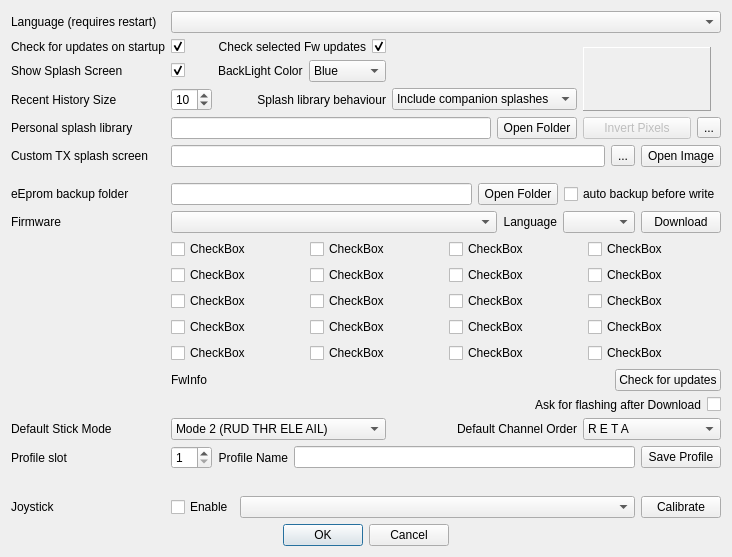
Above: src/preferencesdialog.ui from roberto1903/companion9x before the change. Below: the same form after it.
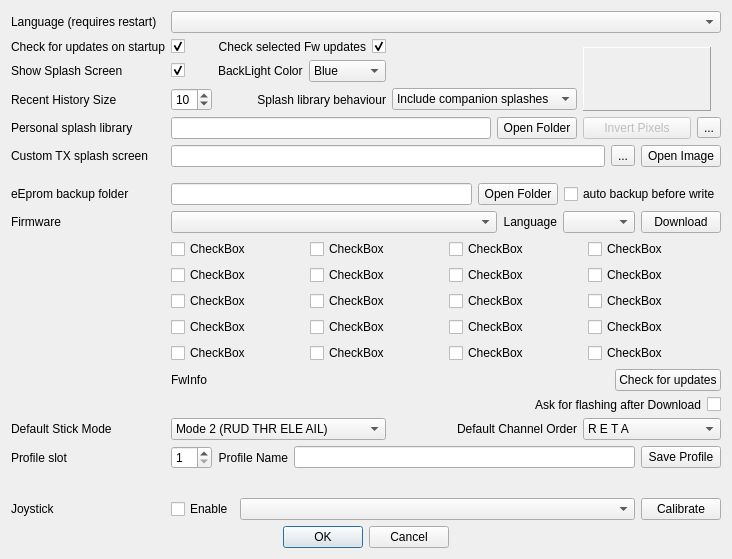
That is the form after the change. Icons and pictures are not drawn.

```diff
--- a/src/preferencesdialog.ui
+++ b/src/preferencesdialog.ui
@@ -7,7 +7,7 @@
     <x>0</x>
     <y>0</y>
     <width>732</width>
-    <height>557</height>
+    <height>559</height>
    </rect>
   </property>
   <property name="sizePolicy">
```
Left out of the diff: 24 changed lines with no effect on the pictures.
